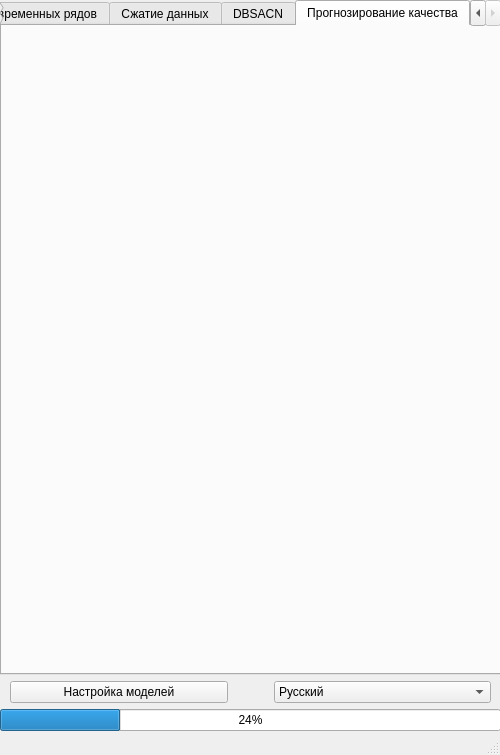
Old version of the form Sources/Main.ui in the repository ArbiterOfJudgement/DM.
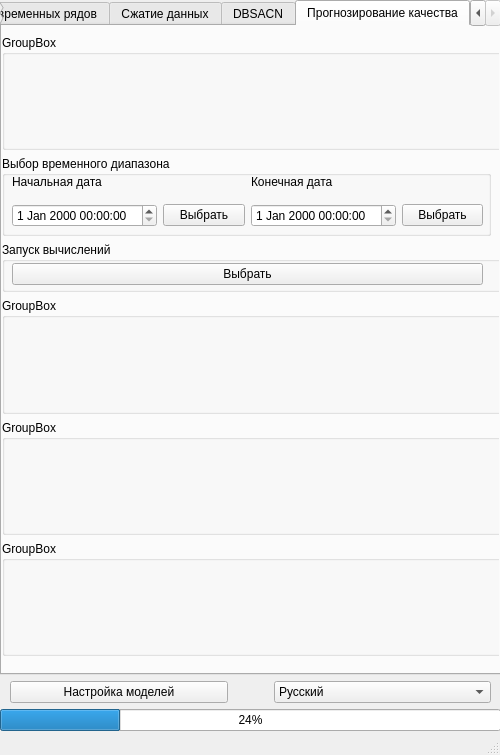
New version of the form. The open tabs and pages were chosen to show the change.

Commit message: implement interaction between windows

```diff
--- a/Sources/Main.ui
+++ b/Sources/Main.ui
@@ -276,6 +276,137 @@
         <attribute name="title">
          <string>Прогнозирование качества</string>
         </attribute>
+        <widget class="QWidget" name="verticalLayoutWidget_3">
+         <property name="geometry">
+          <rect>
+           <x>0</x>
+           <y>9</y>
+           <width>501</width>
+           <height>621</height>
+          </rect>
+         </property>
+         <layout class="QVBoxLayout" name="verticalLayout_2">
+          <item>
+           <widget class="QGroupBox" name="groupBox_4">
+            <property name="title">
+             <string>GroupBox</string>
+            </property>
+           </widget>
+          </item>
+          <item>
+           <widget class="QGroupBox" name="timeDiapazonTSA_2">
+            <property name="maximumSize">
+             <size>
+              <width>489</width>
+              <height>80</height>
+             </size>
+            </property>
+            <property name="title">
+             <string>Выбор временного диапазона</string>
+            </property>
+            <widget class="QWidget" name="gridLayoutWidget_6">
+             <property name="geometry">
+              <rect>
+               <x>10</x>
+               <y>10</y>
+               <width>471</width>
+               <height>61</height>
+              </rect>
+             </property>
+             <layout class="QGridLayout" name="gridLayout_6">
+              <item row="0" column="0">
+               <widget class="QLabel" name="startDateLabelTSA_3">
+                <property name="text">
+                 <string>Начальная дата</string>
+                </property>
+               </widget>
+              </item>
+              <item row="1" column="0">
+               <widget class="QDateTimeEdit" name="fromDateTimeTSA_3"/>
+              </item>
+              <item row="1" column="3">
+               <widget class="QPushButton" name="selectToDateTSA_3">
+                <property name="text">
+                 <string>Выбрать</string>
+                </property>
+               </widget>
+              </item>
+              <item row="1" column="2">
+               <widget class="QDateTimeEdit" name="toDateTimeTSA_3"/>
+              </item>
+              <item row="0" column="2">
+               <widget class="QLabel" name="endDateLabelTSA_3">
+                <property name="text">
+                 <string>Конечная дата</string>
+                </property>
+               </widget>
+              </item>
+              <item row="1" column="1">
+               <widget class="QPushButton" name="selectFromDateTSA_3">
+                <property name="text">
+                 <string>Выбрать</string>
+                </property>
+               </widget>
+              </item>
+             </layout>
+            </widget>
+           </widget>
+          </item>
+          <item>
+           <widget class="QGroupBox" name="StartGroupBoxTSA_2">
+            <property name="maximumSize">
+             <size>
+              <width>16777215</width>
+              <height>50</height>
+             </size>
+            </property>
+            <property name="title">
+             <string>Запуск вычислений</string>
+            </property>
+            <widget class="QWidget" name="gridLayoutWidget_7">
+             <property name="geometry">
+              <rect>
+               <x>10</x>
+               <y>20</y>
+               <width>471</width>
+               <height>25</height>
+              </rect>
+             </property>
+             <layout class="QGridLayout" name="gridLayout_7">
+              <item row="0" column="0">
+               <widget class="QPushButton" name="StartButtonTSA_2">
+                <property name="text">
+                 <string>Выбрать</string>
+                </property>
+               </widget>
+              </item>
+             </layout>
+            </widget>
+           </widget>
+          </item>
+          <item>
+           <widget class="QGroupBox" name="groupBox_3">
+            <property name="title">
+             <string>GroupBox</string>
+            </property>
+           </widget>
+          </item>
+          <item>
+           <widget class="QGroupBox" name="groupBox_2">
+            <property name="title">
+             <string>GroupBox</string>
+            </property>
+           </widget>
+          </item>
+          <item>
+           <widget class="QGroupBox" name="groupBox">
+            <property name="title">
+             <string>GroupBox</string>
+            </property>
+           </widget>
+          </item>
+         </layout>
+        </widget>
        </widget>
       </widget>
      </item>
```
Left out of the diff: 2 changed lines with no effect on the pictures. The commit also changes 3 other files.
